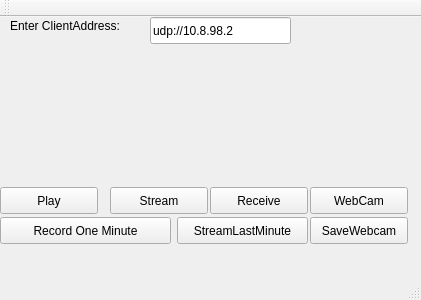
The window that mainwindow.ui (lasitha1991/VLC-Security-IP-Solution) describes before a commit, drawn with Qt 5.
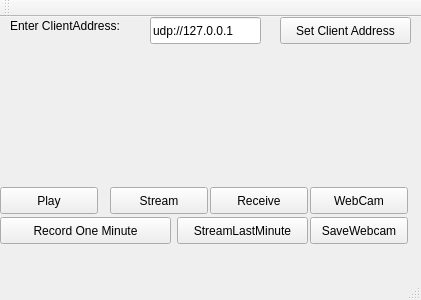
The same window after the commit.

```diff
--- a/mainwindow.ui
+++ b/mainwindow.ui
@@ -55,12 +55,12 @@
      <rect>
       <x>150</x>
       <y>0</y>
-      <width>141</width>
+      <width>111</width>
       <height>27</height>
      </rect>
     </property>
     <property name="text">
-     <string>udp://10.8.98.2</string>
+     <string>udp://127.0.0.1</string>
     </property>
    </widget>
    <widget class="QLabel" name="labelClientAddr">
@@ -141,6 +141,19 @@
      <string>Record One Minute</string>
     </property>
    </widget>
+   <widget class="QPushButton" name="pushButton">
+    <property name="geometry">
+     <rect>
+      <x>280</x>
+      <y>0</y>
+      <width>131</width>
+      <height>27</height>
+     </rect>
+    </property>
+    <property name="text">
+     <string>Set Client Address</string>
+    </property>
+   </widget>
   </widget>
   <widget class="QMenuBar" name="menuBar">
    <property name="geometry">
```
